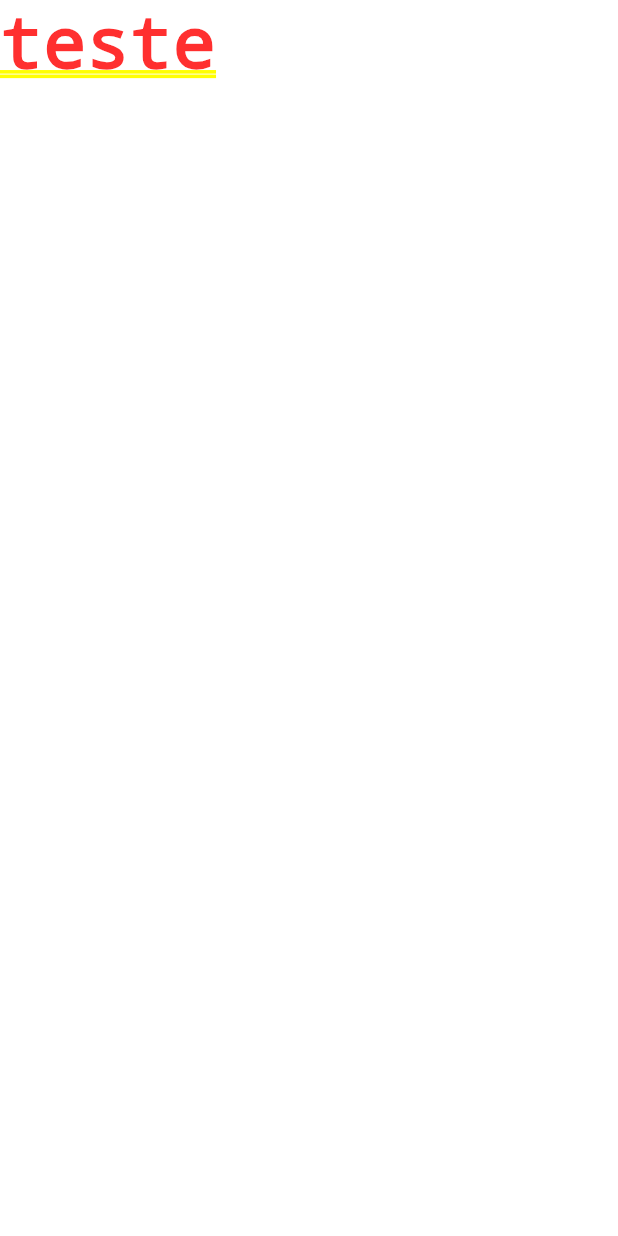
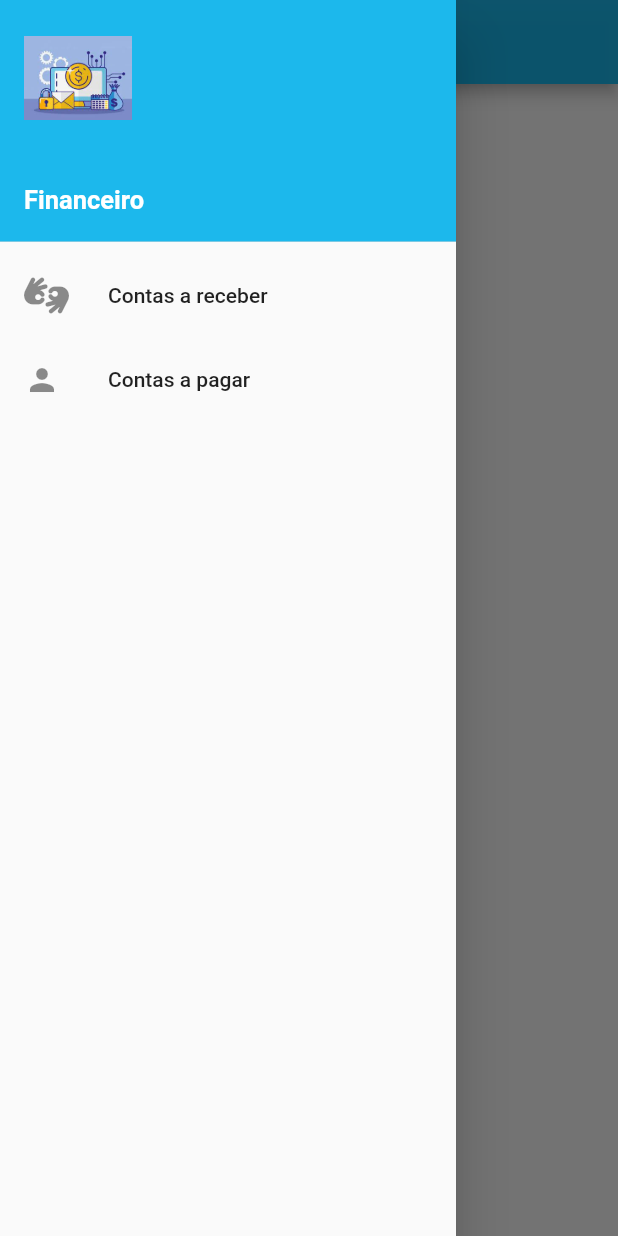
Before and after one commit to GabrielPauloT/financeiro_pi, a Flutter app: the screen it shows after launch, with the side drawer open (before the commit the screen has no drawer), on a phone screen of 412 x 824 dp. Run offline on Flutter 3.47's test engine with Material 2 defaults, Android fonts, the phone set to English and light mode, and no system bars; our stand-ins replace fluttericon.

Commit message:
Barra lateral começo

```diff
--- a/lib/app/home.dart
+++ b/lib/app/home.dart
@@ -1,15 +1,62 @@
+// ignore_for_file: prefer_const_constructors, unnecessary_new
+
 import 'package:flutter/material.dart';
+import 'package:fluttericon/font_awesome_icons.dart';
 
 class HomeI extends StatelessWidget {
   const HomeI({Key? key}) : super(key: key);
 
   @override
   Widget build(BuildContext context) {
-    return Container(
-      child: ListView(
-        children: [
-          Text("teste"),
-        ],
+    return Scaffold(
+      appBar: AppBar(
+        leading: Builder(
+          builder: (BuildContext context) {
+            return IconButton(
+              icon: const Icon(Icons.menu),
+              onPressed: () {
+                Scaffold.of(context).openDrawer();
+              },
+              tooltip: MaterialLocalizations.of(context).openAppDrawerTooltip,
+            );
+          },
+        ),
+        title:
+            Text("Tech Motors", style: TextStyle(fontWeight: FontWeight.bold)),
+        backgroundColor: Color(0xF513B5EB),
+      ),
+      drawer: new Drawer(
+        child: ListView(children: <Widget>[
+          UserAccountsDrawerHeader(
+            accountName: new Text(
+              "Financeiro",
+              style: new TextStyle(
+                fontWeight: FontWeight.bold,
+                fontSize: 17.0,
+              ),
+            ),
+            /* accountEmail: new Text("TechMotrs@tech.com.br"), */
+            currentAccountPicture: Image.asset('assets/imagens/download.jpeg'),
+            decoration: new BoxDecoration(color: Color(0xF513B5EB)),
+            accountEmail: null,
+          ),
+          ListTile(
+            leading: Icon(FontAwesome.asl_interpreting),
+            title: Text("Contas a receber"),
+            /* onTap: () async {
+                Navigator.push(context,
+                    MaterialPageRoute(builder: (context) => Profile()));
+              }, */
+          ),
+          ListTile(
+            leading: Icon(Icons.person),
+            title: Text("Contas a pagar"),
+            /* onTap: () async {
+                Navigator.push(context,
+                    MaterialPageRoute(builder: (context) => Profile()));
+              }, */
+          )
+        ]),
       ),
     );
   }
--- a/lib/main.dart
+++ b/lib/main.dart
@@ -16,7 +16,7 @@ class MyApp extends StatelessWidget {
       theme: ThemeData(
         primarySwatch: Colors.blue, //comentario
       ),
-      home: HomeI(),
+      home: const HomeI(),
     );
   }
 }
```
Also changed, not shown: pubspec.yaml (+4 -3 lines), assets/imagens/download.jpeg (added), pubspec.lock.
